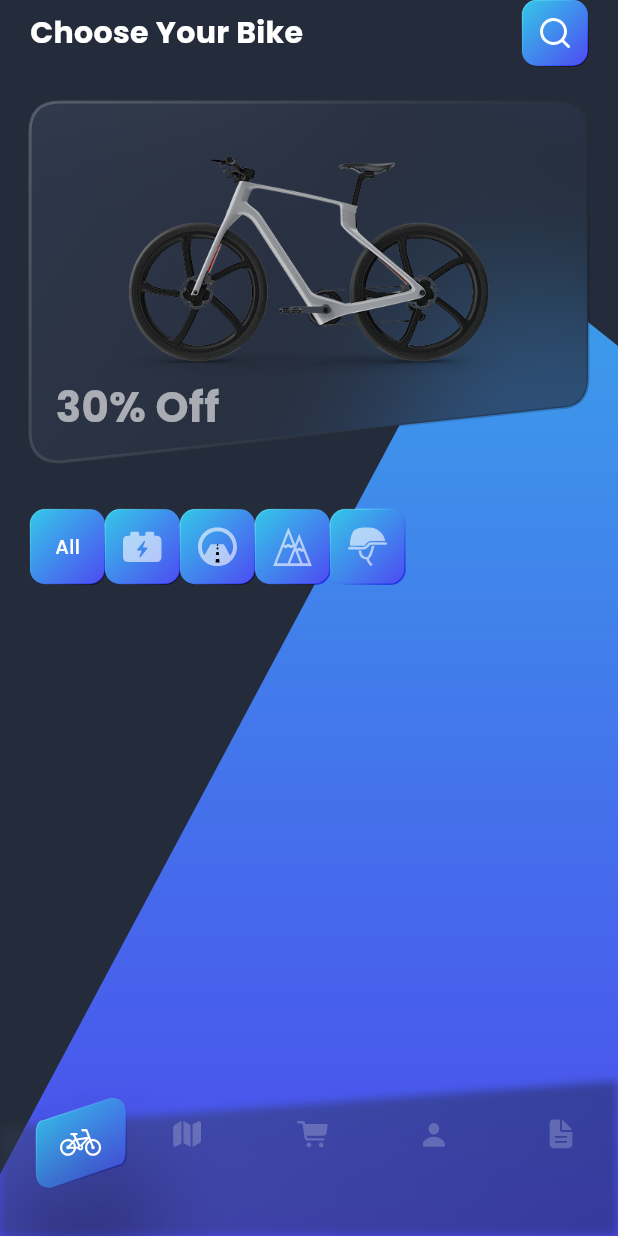
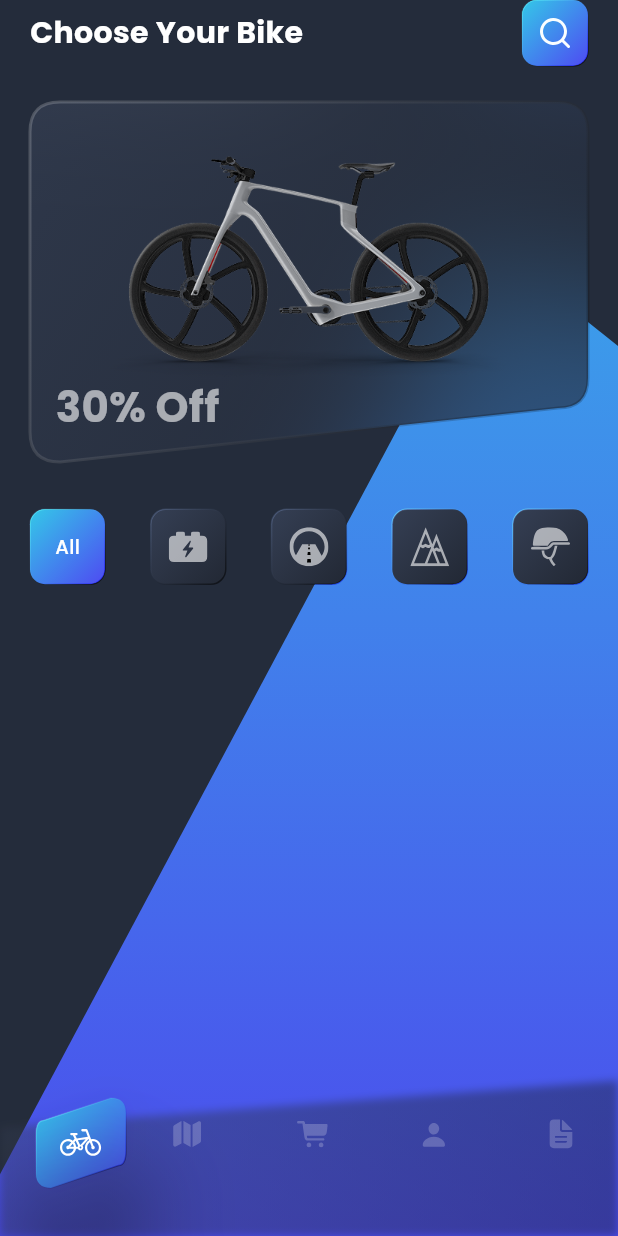
Before and after one commit to jabguru/Bike-Shopping, a Flutter app: the screen it shows after launch, on a phone screen of 412 x 824 dp. Run offline on Flutter 3.47's test engine with Material 3 defaults, Android fonts, the phone set to English and light mode, and no system bars; our stand-ins replace flutter_svg, vector_graphics.

Commit message:
added all category buttons

```diff
--- a/lib/widgets/button.dart
+++ b/lib/widgets/button.dart
@@ -8,19 +8,24 @@ class Button extends StatelessWidget {
     this.width,
     this.height,
     this.backgroundGradient,
+    this.onTap,
     super.key,
   });
   final Widget child;
   final double? width;
   final double? height;
   final LinearGradient? backgroundGradient;
+  final VoidCallback? onTap;
 
   @override
   Widget build(BuildContext context) {
-    return GradientStroke(
+    return GestureDetector(
+      onTap: onTap,
+      child: GradientStroke(
         width: width ?? 44.0,
         height: height ?? 44.0,
-      child: Container(
+        child: AnimatedContainer(
+          duration: Durations.short4,
           width: width,
           height: height,
           decoration: BoxDecoration(
@@ -29,6 +34,7 @@ class Button extends StatelessWidget {
           ),
           child: Padding(padding: EdgeInsets.all(12.0), child: child),
         ),
+      ),
     );
   }
 }
--- a/lib/widgets/category.dart
+++ b/lib/widgets/category.dart
@@ -1,5 +1,6 @@
 import 'package:bike_shopping/gen/assets.gen.dart';
 import 'package:bike_shopping/theme/colors.dart';
+import 'package:bike_shopping/theme/theme.dart';
 import 'package:bike_shopping/widgets/button.dart';
 import 'package:flutter/material.dart';
 
@@ -20,12 +21,43 @@ class _CategoriesState extends State<Categories> {
     return SizedBox(
       height: 99.0,
       child: Row(
+        mainAxisAlignment: MainAxisAlignment.spaceBetween,
         children: [
-          CategoryIcon(category: Category.all, selected: _selected),
-          CategoryIcon(category: Category.electric, selected: _selected),
-          CategoryIcon(category: Category.road, selected: _selected),
-          CategoryIcon(category: Category.mountain, selected: _selected),
-          CategoryIcon(category: Category.accessory, selected: _selected),
+          CategoryIcon(
+            category: Category.all,
+            selected: _selected,
+            onTap: () => setState(() {
+              _selected = Category.all;
+            }),
+          ),
+          CategoryIcon(
+            category: Category.electric,
+            selected: _selected,
+            onTap: () => setState(() {
+              _selected = Category.electric;
+            }),
+          ),
+          CategoryIcon(
+            category: Category.road,
+            selected: _selected,
+            onTap: () => setState(() {
+              _selected = Category.road;
+            }),
+          ),
+          CategoryIcon(
+            category: Category.mountain,
+            selected: _selected,
+            onTap: () => setState(() {
+              _selected = Category.mountain;
+            }),
+          ),
+          CategoryIcon(
+            category: Category.accessory,
+            selected: _selected,
+            onTap: () => setState(() {
+              _selected = Category.accessory;
+            }),
+          ),
         ],
       ),
     );
@@ -36,10 +68,12 @@ class CategoryIcon extends StatelessWidget {
   const CategoryIcon({
     required this.category,
     required this.selected,
+    required this.onTap,
     super.key,
   });
   final Category category;
   final Category selected;
+  final VoidCallback onTap;
 
   Widget get child {
     switch (category) {
@@ -65,6 +99,14 @@ class CategoryIcon extends StatelessWidget {
 
   @override
   Widget build(BuildContext context) {
-    return Button(width: 50.0, height: 50.0, child: Center(child: child));
+    return Button(
+      width: 50.0,
+      height: 50.0,
+      onTap: onTap,
+      backgroundGradient: selected == category
+          ? AppTheme.linearGradient
+          : AppTheme.greyBlueGradient,
+      child: Center(child: child),
+    );
   }
 }
```
Lines whose indentation alone changed are shown as unchanged.
